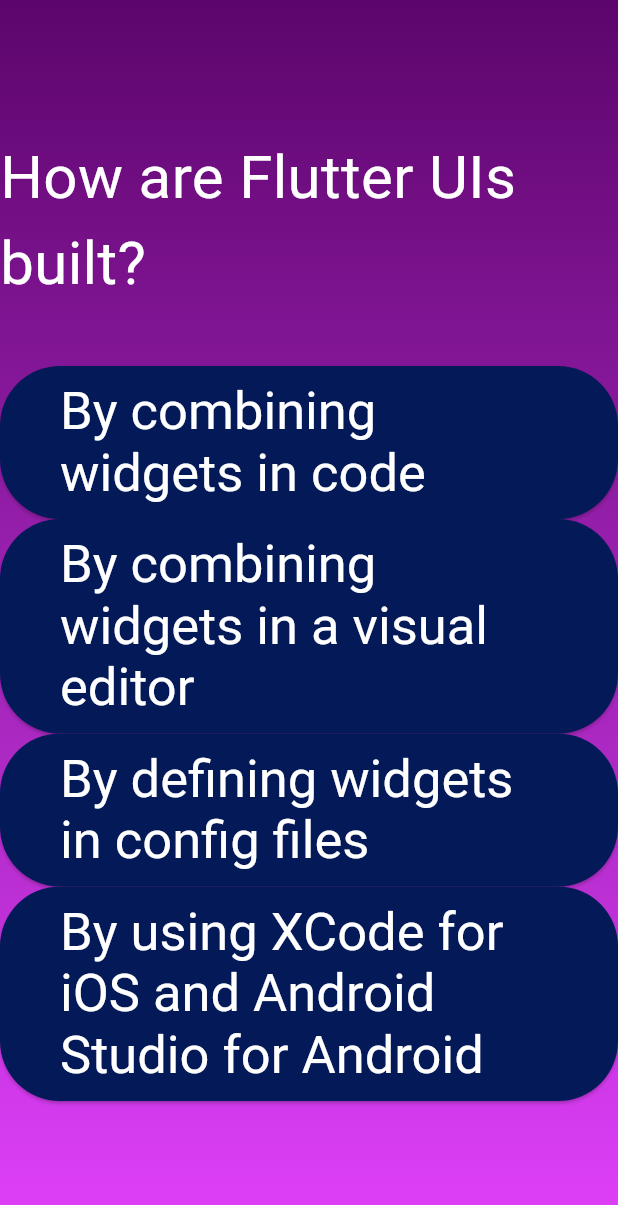
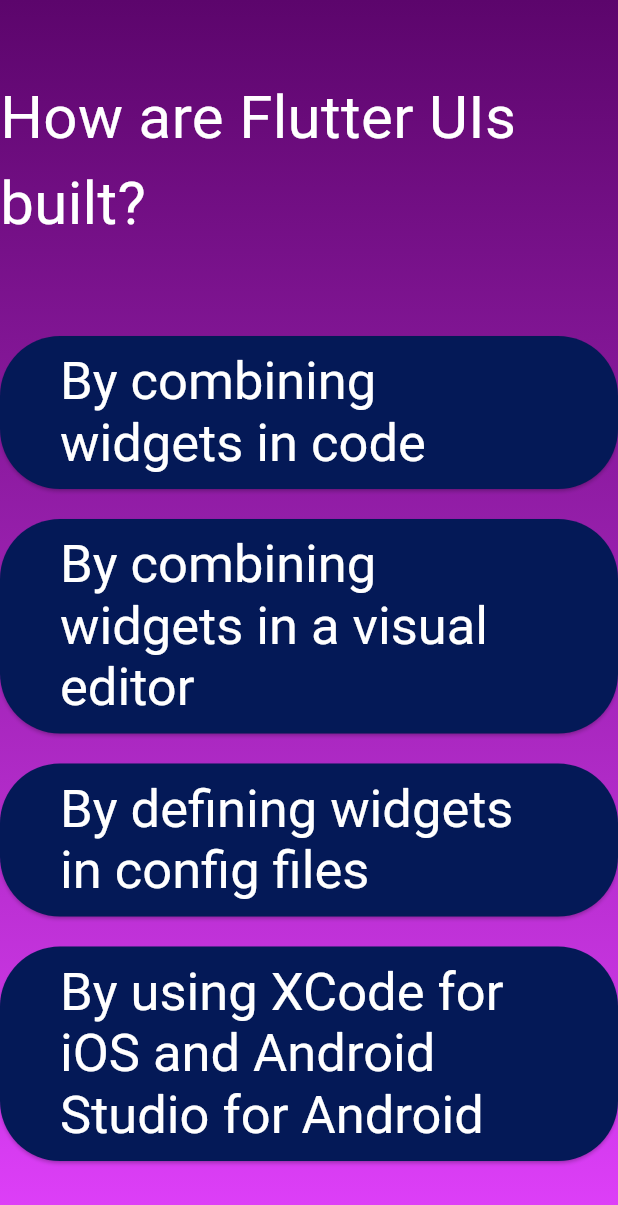
Before and after one commit to Mach-web/dart_flutter, a Flutter app: the screen it shows after launch, after a tap on "Start quiz", on a phone screen of 412 x 824 dp. Shown: the top 1205 px of the screen. Run offline on Flutter 3.47's test engine with Material 3 defaults, Android fonts, the phone set to English and light mode, and no system bars.

Commit message:
Created a nested column widget

```diff
--- a/quiz_app/lib/questions_screen.dart
+++ b/quiz_app/lib/questions_screen.dart
@@ -1,3 +1,4 @@
+import 'package:flutter/foundation.dart';
 import 'package:flutter/material.dart';
 import 'package:quiz_app/answer_button.dart';
 import 'package:quiz_app/data/questions.dart';
@@ -32,7 +33,13 @@
           ),
 
           ...currentQuestion.answers.map((answers){
-            return AnswerButton(text: answers, onTap: (){}
+            // List<Widget> sizedAnswerbutton = [const SizedBox(height: 20,),
+            // AnswerButton(text: answers, onTap: (){})];
+            return Column(
+              children: [
+                const SizedBox(height: 20,),
+                AnswerButton(text: answers, onTap: (){})
+              ]
             );
           }),
         ],
```
